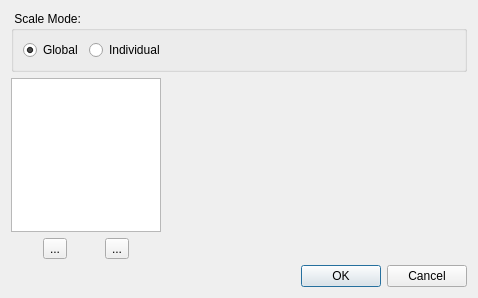
This is copasi/qlayout/qanimationsettingseditor.ui in copasi/COPASI as Qt 5 draws it before an edit. The edited form follows.
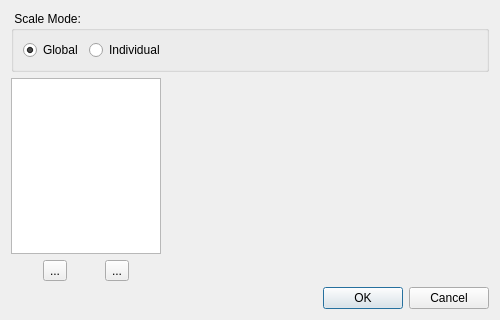
This is the edited form. Custom widgets are drawn as their Qt base class.

Commit message: - correct minimum sizes of edit widget / dialog - ensure number of available data points is propagated

The edit to the form file:
```diff
--- a/copasi/qlayout/qanimationsettingseditor.ui
+++ b/copasi/qlayout/qanimationsettingseditor.ui
@@ -6,10 +6,16 @@
    <rect>
     <x>0</x>
     <y>0</y>
-    <width>478</width>
-    <height>298</height>
+    <width>500</width>
+    <height>320</height>
    </rect>
   </property>
+  <property name="minimumSize">
+   <size>
+    <width>500</width>
+    <height>320</height>
+   </size>
+  </property>
   <property name="windowTitle">
    <string>Dialog</string>
   </property>
```
The commit also changes 6 other files.
